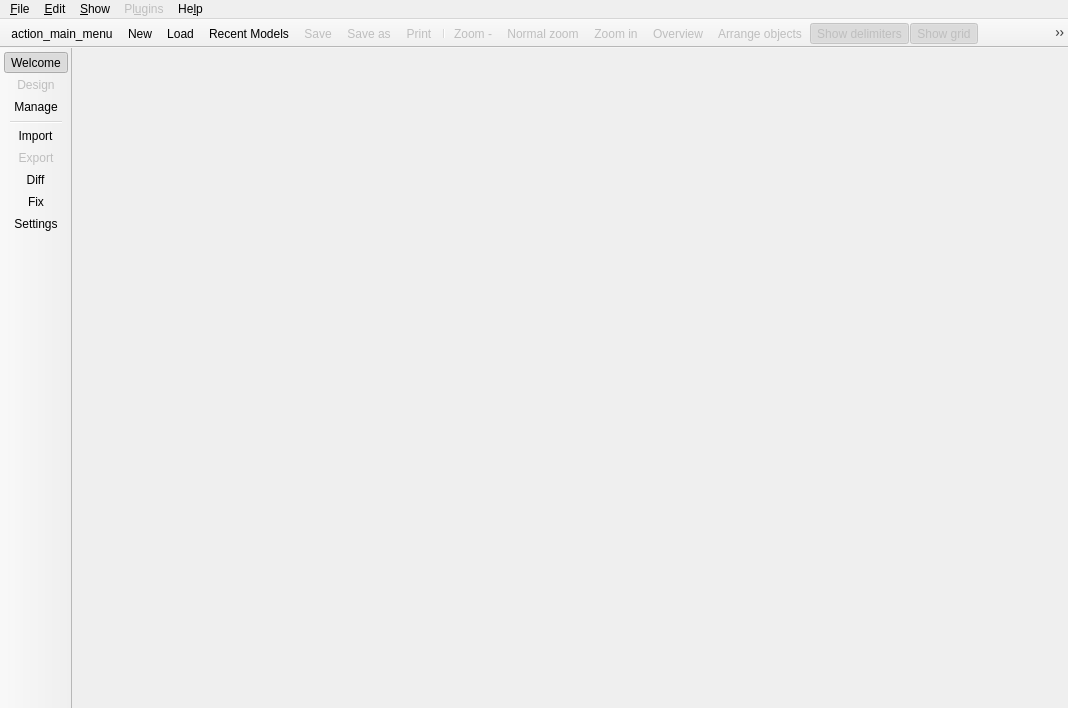
Old version of the form libpgmodeler_ui/ui/mainwindow.ui in the repository pgmodeler/pgmodeler.
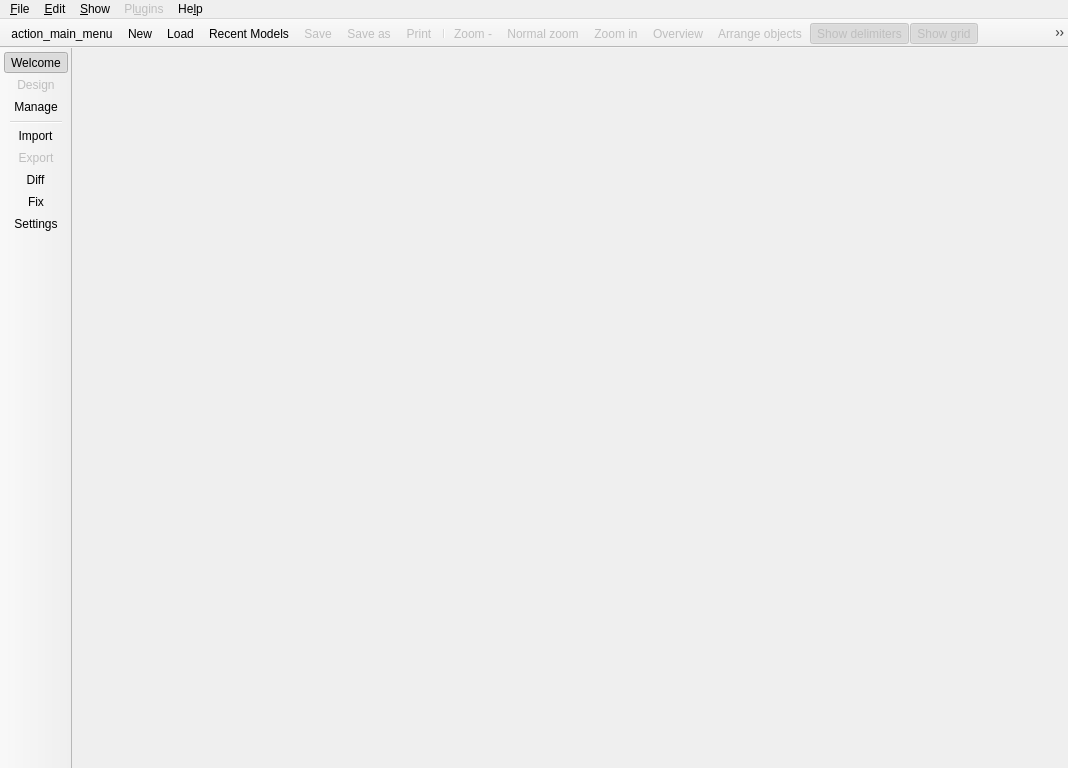
New version of the form. Icons and pictures are not drawn.

```diff
--- a/libpgmodeler_ui/ui/mainwindow.ui
+++ b/libpgmodeler_ui/ui/mainwindow.ui
@@ -10,13 +10,13 @@
     <x>0</x>
     <y>0</y>
     <width>1068</width>
-    <height>708</height>
+    <height>768</height>
    </rect>
   </property>
   <property name="minimumSize">
    <size>
-    <width>1000</width>
-    <height>500</height>
+    <width>1024</width>
+    <height>768</height>
    </size>
   </property>
   <property name="mouseTracking">
```
Left out of the diff: 6 changed lines with no effect on the pictures.
